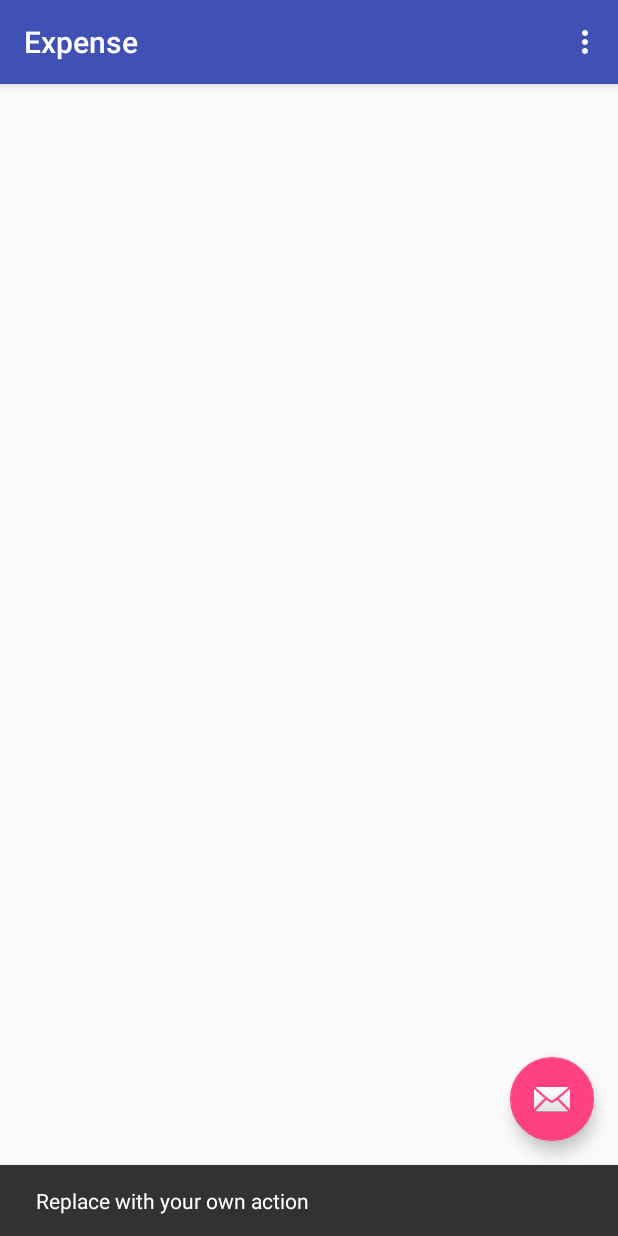
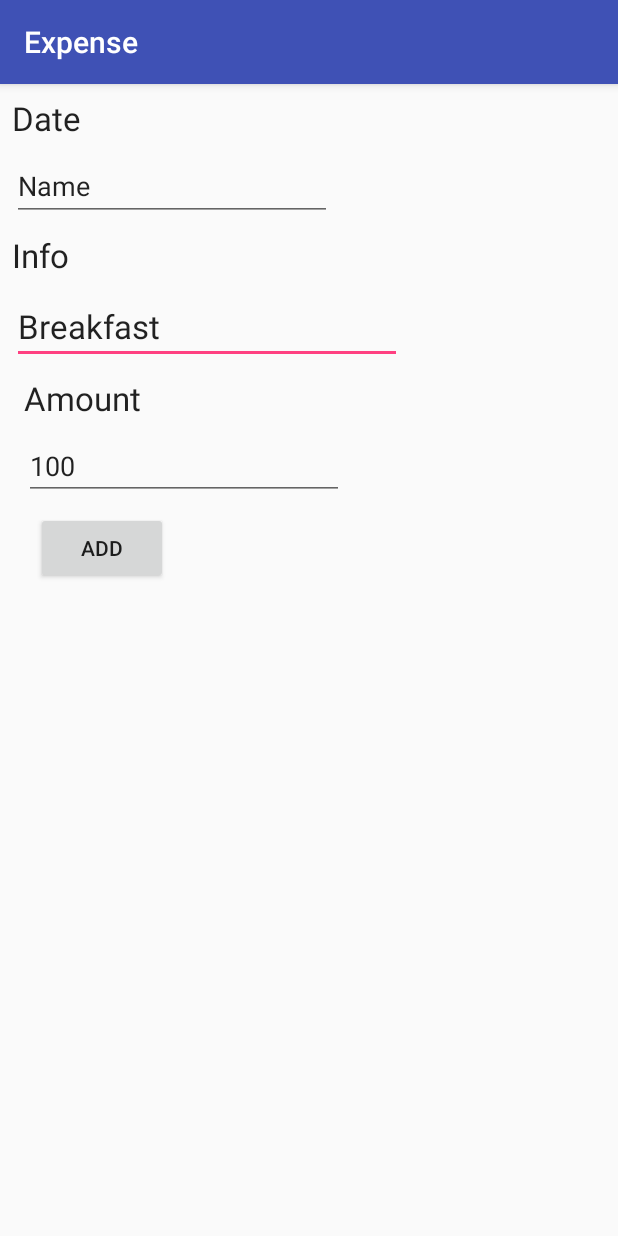
Before and after one commit to AM903103/Expense, an Android app: the screen it shows after launch (MainActivity before the commit, AddActivity after it), after a tap on an icon or button, on a phone screen of 412 x 824 dp. Run offline under Robolectric (Android 15) with nearby library versions, the phone set to English and light mode, and no system bars.

Commit message:
Add and layout AddActivity. Add Intent from MainActivity to Add Activity within fab button.

```diff
--- a/app/src/main/AndroidManifest.xml
+++ b/app/src/main/AndroidManifest.xml
@@ -19,6 +19,7 @@
                 <category android:name="android.intent.category.LAUNCHER" />
             </intent-filter>
         </activity>
+        <activity android:name=".AddActivity"></activity>
     </application>
 
 </manifest>
--- /dev/null
+++ b/app/src/main/java/com/gamma404/expense/AddActivity.java
@@ -0,0 +1,40 @@
+package com.gamma404.expense;
+
+import android.opengl.ETC1;
+import android.support.v7.app.AppCompatActivity;
+import android.os.Bundle;
+import android.util.Log;
+import android.view.View;
+import android.widget.EditText;
+import android.widget.Toast;
+
+public class AddActivity extends AppCompatActivity {
+
+    private static final String TAG = AddActivity.class.getSimpleName();
+    private EditText edDate;
+    private EditText edInfo;
+    private EditText edAmount;
+
+    @Override
+    protected void onCreate(Bundle savedInstanceState) {
+        super.onCreate(savedInstanceState);
+        setContentView(R.layout.activity_add);
+
+        findViews();
+    }
+
+    private void findViews() {
+        edDate = findViewById(R.id.add_ed_date);
+        edInfo = findViewById(R.id.add_ed_info);
+        edAmount = findViewById(R.id.add_ed_amount);
+    }
+
+    public void add(View view) {
+        String date = edDate.getText().toString();
+        String info = edInfo.getText().toString();
+        String amount = edAmount.getText().toString();
+        String result ="date :" + date + " ,info :" + info + " ,amount :" + amount;
+        Log.d(TAG, "add: " + result );
+        Toast.makeText(this, result, Toast.LENGTH_LONG).show();
+    }
+}
--- a/app/src/main/java/com/gamma404/expense/MainActivity.java
+++ b/app/src/main/java/com/gamma404/expense/MainActivity.java
@@ -1,5 +1,6 @@
 package com.gamma404.expense;
 
+import android.content.Intent;
 import android.os.Bundle;
 import android.support.design.widget.FloatingActionButton;
 import android.support.design.widget.Snackbar;
@@ -22,8 +23,10 @@ public class MainActivity extends AppCompatActivity {
         fab.setOnClickListener(new View.OnClickListener() {
             @Override
             public void onClick(View view) {
-                Snackbar.make(view, "Replace with your own action", Snackbar.LENGTH_LONG)
-                        .setAction("Action", null).show();
+//                Snackbar.make(view, "Replace with your own action", Snackbar.LENGTH_LONG)
+//                        .setAction("Action", null).show();
+                Intent intent = new Intent(MainActivity.this, AddActivity.class);
+                startActivity(intent);
             }
         });
     }
--- /dev/null
+++ b/app/src/main/res/layout/activity_add.xml
@@ -0,0 +1,85 @@
+<?xml version="1.0" encoding="utf-8"?>
+<android.support.constraint.ConstraintLayout xmlns:android="http://schemas.android.com/apk/res/android"
+    xmlns:app="http://schemas.android.com/apk/res-auto"
+    xmlns:tools="http://schemas.android.com/tools"
+    android:layout_width="match_parent"
+    android:layout_height="match_parent"
+    tools:context="com.gamma404.expense.AddActivity">
+
+    <TextView
+        android:id="@+id/textView"
+        android:layout_width="wrap_content"
+        android:layout_height="wrap_content"
+        android:layout_marginStart="8dp"
+        android:layout_marginTop="8dp"
+        android:text="Date"
+        android:textAppearance="@style/TextAppearance.AppCompat.Large"
+        app:layout_constraintStart_toStartOf="parent"
+        app:layout_constraintTop_toTopOf="parent" />
+
+    <TextView
+        android:id="@+id/textView3"
+        android:layout_width="wrap_content"
+        android:layout_height="wrap_content"
+        android:layout_marginTop="8dp"
+        android:text="Info"
+        android:textAppearance="@style/TextAppearance.AppCompat.Large"
+        app:layout_constraintStart_toStartOf="@+id/add_ed_date"
+        app:layout_constraintTop_toBottomOf="@+id/add_ed_date" />
+
+    <EditText
+        android:id="@+id/add_ed_info"
+        android:layout_width="wrap_content"
+        android:layout_height="wrap_content"
+        android:layout_marginTop="8dp"
+        android:ems="10"
+        android:inputType="textPersonName"
+        android:text="Breakfast"
+        android:textAppearance="@style/TextAppearance.AppCompat.Large"
+        app:layout_constraintStart_toStartOf="@+id/textView3"
+        app:layout_constraintTop_toBottomOf="@+id/textView3" />
+
+    <TextView
+        android:id="@+id/textView4"
+        android:layout_width="wrap_content"
+        android:layout_height="wrap_content"
+        android:layout_marginStart="8dp"
+        android:layout_marginTop="8dp"
+        android:text="Amount"
+        android:textAppearance="@style/TextAppearance.AppCompat.Large"
+        app:layout_constraintStart_toStartOf="@+id/add_ed_info"
+        app:layout_constraintTop_toBottomOf="@+id/add_ed_info" />
+
+    <EditText
+        android:id="@+id/add_ed_date"
+        android:layout_width="wrap_content"
+        android:layout_height="46dp"
+        android:layout_marginTop="8dp"
+        android:ems="10"
+        android:inputType="textPersonName"
+        android:text="Name"
+        app:layout_constraintStart_toStartOf="@+id/textView"
+        app:layout_constraintTop_toBottomOf="@+id/textView" />
+
+    <EditText
+        android:id="@+id/add_ed_amount"
+        android:layout_width="wrap_content"
+        android:layout_height="wrap_content"
+        android:layout_marginTop="8dp"
+        android:ems="10"
+        android:inputType="textPersonName"
+        android:text="100"
+        app:layout_constraintStart_toStartOf="@+id/textView4"
+        app:layout_constraintTop_toBottomOf="@+id/textView4" />
+
+    <Button
+        android:id="@+id/add_btn_add"
+        android:layout_width="wrap_content"
+        android:layout_height="wrap_content"
+        android:layout_marginStart="8dp"
+        android:layout_marginTop="8dp"
+        android:onClick="and"
+        android:text="Add"
+        app:layout_constraintStart_toStartOf="@+id/add_ed_amount"
+        app:layout_constraintTop_toBottomOf="@+id/add_ed_amount" />
+</android.support.constraint.ConstraintLayout>
--- a/app/src/main/res/layout/activity_main.xml
+++ b/app/src/main/res/layout/activity_main.xml
@@ -28,6 +28,6 @@
         android:layout_height="wrap_content"
         android:layout_gravity="bottom|end"
         android:layout_margin="@dimen/fab_margin"
-        app:srcCompat="@android:drawable/ic_dialog_email" />
+        app:srcCompat="@android:drawable/ic_input_add" />
 
 </android.support.design.widget.CoordinatorLayout>
```
